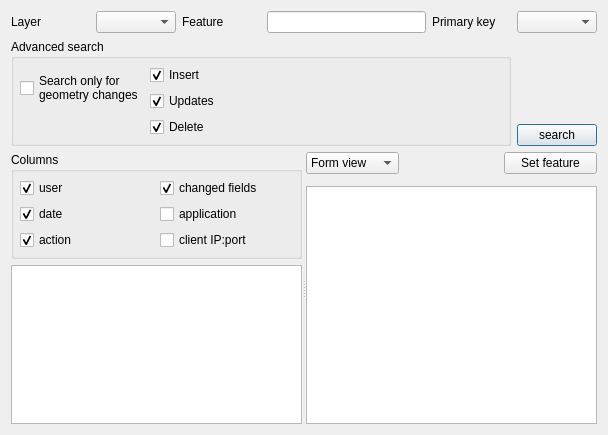
Above: ui/ui_showhistory.ui from 3nids/postgres91plusauditor before the change. Below: the same form after it.
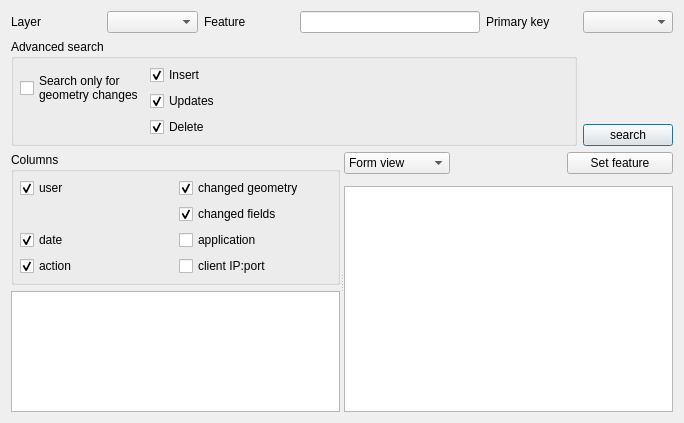
That is the form after the change. Custom widgets are drawn as their Qt base class.

Commit message: correctly display geometry column

The edit to the form file:
```diff
--- a/ui/ui_showhistory.ui
+++ b/ui/ui_showhistory.ui
@@ -6,8 +6,8 @@
    <rect>
     <x>0</x>
     <y>0</y>
-    <width>608</width>
-    <height>435</height>
+    <width>684</width>
+    <height>423</height>
    </rect>
   </property>
   <property name="windowTitle">
@@ -176,7 +176,7 @@
           <property name="margin">
            <number>6</number>
           </property>
-          <item row="0" column="1">
+          <item row="1" column="1">
            <widget class="QCheckBox" name="displayColumnChangedFields">
             <property name="text">
              <string>changed fields</string>
@@ -186,7 +186,7 @@
             </property>
            </widget>
           </item>
-          <item row="2" column="0">
+          <item row="4" column="0">
            <widget class="QCheckBox" name="displayColumnAction">
             <property name="text">
              <string>action</string>
@@ -196,7 +196,7 @@
             </property>
            </widget>
           </item>
-          <item row="1" column="0">
+          <item row="3" column="0">
            <widget class="QCheckBox" name="displayColumnDate">
             <property name="text">
              <string>date</string>
@@ -206,30 +206,40 @@
             </property>
            </widget>
           </item>
-          <item row="0" column="0">
-           <widget class="QCheckBox" name="displayColumnUser">
-            <property name="text">
-             <string>user</string>
-            </property>
-            <property name="checked">
-             <bool>true</bool>
-            </property>
-           </widget>
-          </item>
-          <item row="1" column="1">
+          <item row="3" column="1">
            <widget class="QCheckBox" name="displayColumnApplication">
             <property name="text">
              <string>application</string>
             </property>
            </widget>
           </item>
-          <item row="2" column="1">
+          <item row="4" column="1">
            <widget class="QCheckBox" name="displayColumnClientIP">
             <property name="text">
              <string>client IP:port</string>
             </property>
            </widget>
           </item>
+          <item row="0" column="1">
+           <widget class="QCheckBox" name="displayColumnChangedGeometry">
+            <property name="text">
+             <string>changed geometry</string>
+            </property>
+            <property name="checked">
+             <bool>true</bool>
+            </property>
+           </widget>
+          </item>
+          <item row="0" column="0">
+           <widget class="QCheckBox" name="displayColumnUser">
+            <property name="text">
+             <string>user</string>
+            </property>
+            <property name="checked">
+             <bool>true</bool>
+            </property>
+           </widget>
+          </item>
          </layout>
         </widget>
        </item>
```
The commit also changes 3 other files.
